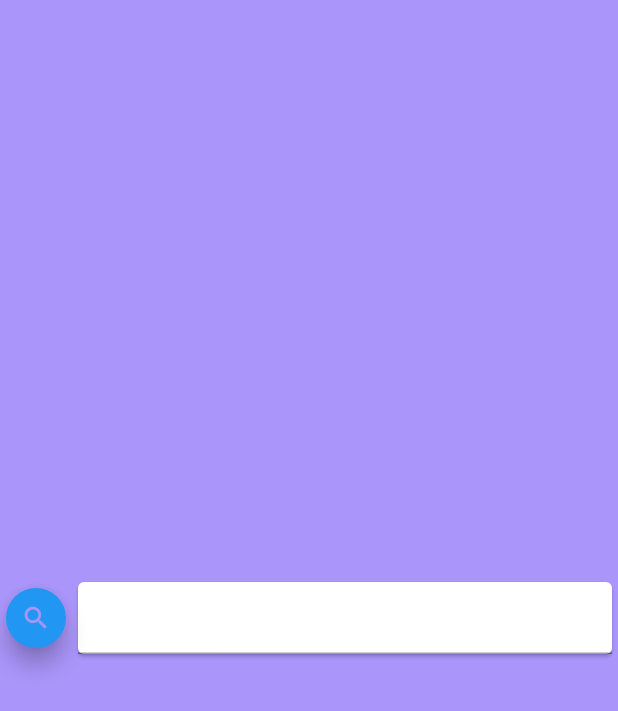
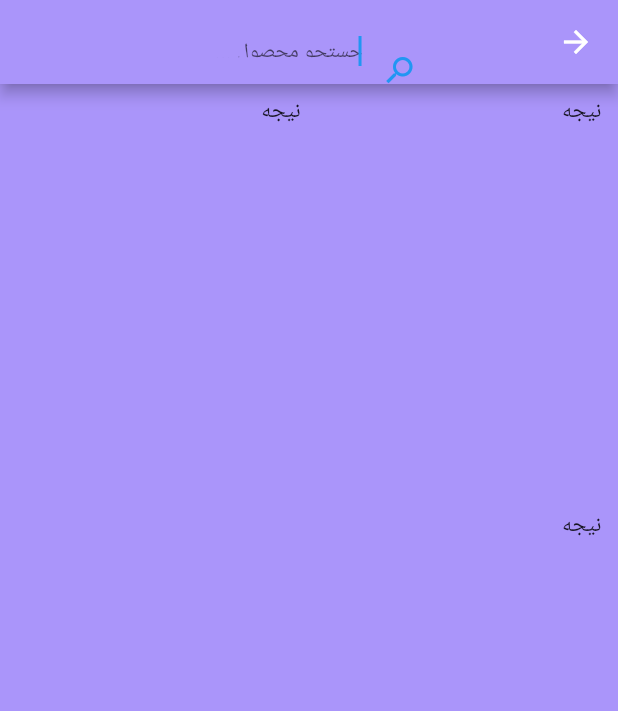
Before and after one commit to snoyan/babysitter, a Flutter app: the SearchScreen screen opened directly, on a phone screen of 412 x 824 dp. Shown: the top 711 px of the screen. Run offline on Flutter 3.47's test engine with Material 2 defaults, Android fonts, the light colour scheme and no system bars.

Commit message:
searchbox

```diff
--- a/lib/route.dart
+++ b/lib/route.dart
@@ -1,12 +1,12 @@
-// ignore_for_file: prefer_const_constructors
-
 import 'package:babysitter/screens/nurseInfo/nurse_info_screen.dart';
 import 'package:babysitter/screens/ads/ads_screen.dart';
+import 'package:babysitter/screens/search/search_screen.dart';
 import 'package:flutter/material.dart';
 import 'screens/main_screnn/main_screen.dart';
 
 final Map<String, WidgetBuilder> myRoutes = {
   MainScreen.routeName: (context) => const MainScreen(),
   AdsScreen.routeName: (context) => const AdsScreen(),
-  NurseInfo.routeName: (context) => NurseInfo(),
+  NurseInfo.routeName: (context) => const NurseInfo(),
+  SearchScreen.routeName: (context) => const SearchScreen(),
 };
--- a/lib/screens/ads/components/person_card.dart
+++ b/lib/screens/ads/components/person_card.dart
@@ -2,6 +2,7 @@
 
 import 'package:flutter/material.dart';
 
+import '../../../constant.dart';
 import '../../../models/nurse.dart';
 import '../../nurseInfo/nurse_info_screen.dart';
 
@@ -17,7 +18,7 @@ class PersonCard extends StatelessWidget {
     return GestureDetector(
       child: Container(
           decoration: const BoxDecoration(
-              color: Colors.white,
+              color: kBaseColor1,
               borderRadius: BorderRadius.all(Radius.circular(20))),
           child: Column(
             children: [
--- a/lib/screens/ads/components/top_card.dart
+++ b/lib/screens/ads/components/top_card.dart
@@ -2,6 +2,7 @@
 
 import 'package:flutter/material.dart';
 
+import '../../../constant.dart';
 import '../../../models/nurse.dart';
 import '../../nurseInfo/nurse_info_screen.dart';
 
@@ -16,6 +17,7 @@ class TopCard extends StatelessWidget {
   Widget build(BuildContext context) {
     return GestureDetector(
       child: Card(
+        color: kBaseColor5,
         child: Column(
           children: [
             Padding(
@@ -31,7 +33,7 @@ class TopCard extends StatelessWidget {
                 width: 70.0,
               ),
             ),
-            Text(' ${nurse.name}'),
+            Text(nurse.rating),
           ],
         ),
       ),
--- a/lib/screens/search/search_screen.dart
+++ b/lib/screens/search/search_screen.dart
@@ -3,47 +3,121 @@
 import 'package:babysitter/constant.dart';
 import 'package:flutter/material.dart';
 
-class SearchScreen extends StatelessWidget {
-  const SearchScreen({
-    Key? key,
-  }) : super(key: key);
+class SearchScreen extends StatefulWidget {
+  static String routeName = "/search_screen";
 
+  const SearchScreen({Key? key}) : super(key: key);
+  @override
+  _SearchScreenState createState() => _SearchScreenState();
+}
+
+class _SearchScreenState extends State<SearchScreen> {
   @override
   Widget build(BuildContext context) {
     return Scaffold(
-      body: Container(
-        height: MediaQuery.of(context).size.height,
-        width: MediaQuery.of(context).size.width,
-        color: kBaseColor5,
-        child: Column(
-          mainAxisAlignment: MainAxisAlignment.center,
-          children: [
-            Row(
-              children: [
-                Flexible(
-                  child: Card(
+      appBar: AppBar(
+        flexibleSpace: Padding(
+            padding: const EdgeInsets.fromLTRB(8, 30, 8, 8),
+            child: Padding(
+              padding: const EdgeInsets.only(top: 5, left: 14.0, right: 14.0),
+              child: Row(
+                mainAxisAlignment: MainAxisAlignment.spaceBetween,
+                children: [
+                  const SizedBox(
+                    width: 35.0,
+                  ),
+                  Container(
+                    width: MediaQuery.of(context).size.width * 0.65,
+                    decoration: BoxDecoration(
+                      color: kBaseColor5.withOpacity(0.1),
+                      borderRadius: BorderRadius.circular(8),
+                    ),
                     child: TextField(
-                      onChanged: (value) {
+                      autofocus: true,
+                      onTap: () {
                         print('pressed');
                       },
+                      onChanged: (value) {},
+                      decoration: const InputDecoration(
+                          // contentPadding: EdgeInsets.symmetric(horizontal: 20, vertical: 9),
+                          border: InputBorder.none,
+                          focusedBorder: InputBorder.none,
+                          enabledBorder: InputBorder.none,
+                          hintText: "جستجو محصول ...",
+                          hintStyle: TextStyle(fontSize: 14),
+                          prefixIcon: RotatedBox(
+                            quarterTurns: 1,
+                            child: Icon(
+                              Icons.search,
+                            ),
+                          )),
                     ),
                   ),
-                ),
-                FloatingActionButton.small(
-                  onPressed: () {
-                    print('pressed');
-                  },
-                  child: const Icon(
-                    Icons.search,
-                    color: kBaseColor5,
-                    size: 20.0,
-                  ),
-                ),
-              ],
-            )
-          ],
+                ],
+              ),
+            )),
+      ),
+      body: Container(
+        padding: const EdgeInsets.only(right: 11),
+        child: GridView.count(
+          crossAxisCount: 2,
+          mainAxisSpacing: 5,
+          childAspectRatio: MediaQuery.of(context).size.width /
+              (MediaQuery.of(context).size.height / 1.48),
+          children: List.generate(
+            3,
+            (index) => Container(
+              margin: const EdgeInsets.only(
+                top: 8,
+              ),
+              //padding: EdgeInsets.only(left: 10),
+              child: const Text('نیجه'),
+            ),
+          ),
         ),
       ),
     );
   }
 }
+
+class SearchBox extends StatefulWidget {
+  const SearchBox({Key? key, this.autoFocus = false}) : super(key: key);
+  final bool autoFocus;
+
+  @override
+  State<SearchBox> createState() => _SearchBoxState();
+}
+
+class _SearchBoxState extends State<SearchBox> {
+  get kSecondaryColor => null;
+  @override
+  Widget build(BuildContext context) {
+    return Container(
+      width: MediaQuery.of(context).size.width * 0.65,
+      decoration: BoxDecoration(
+        color: kBaseColor5.withOpacity(0.1),
+        borderRadius: BorderRadius.circular(8),
+      ),
+      child: TextField(
+        autofocus: widget.autoFocus,
+        onTap: () {
+          print('pressed');
+        },
+        onChanged: (value) {},
+        decoration: const InputDecoration(
+            // contentPadding: EdgeInsets.symmetric(horizontal: 20, vertical: 9),
+            border: InputBorder.none,
+            focusedBorder: InputBorder.none,
+            enabledBorder: InputBorder.none,
+            hintText: "جستجو محصول ...",
+            hintStyle: TextStyle(fontSize: 12),
+            prefixIcon: RotatedBox(
+              quarterTurns: 1,
+              child: Icon(
+                Icons.search,
+              ),
+            )),
+      ),
+    );
+  }
+}
```
Also changed, not shown: lib/screens/ads/ads_screen.dart (+1 -8 lines), lib/screens/ads/components/top_nurse.dart (+8 -7 lines).
